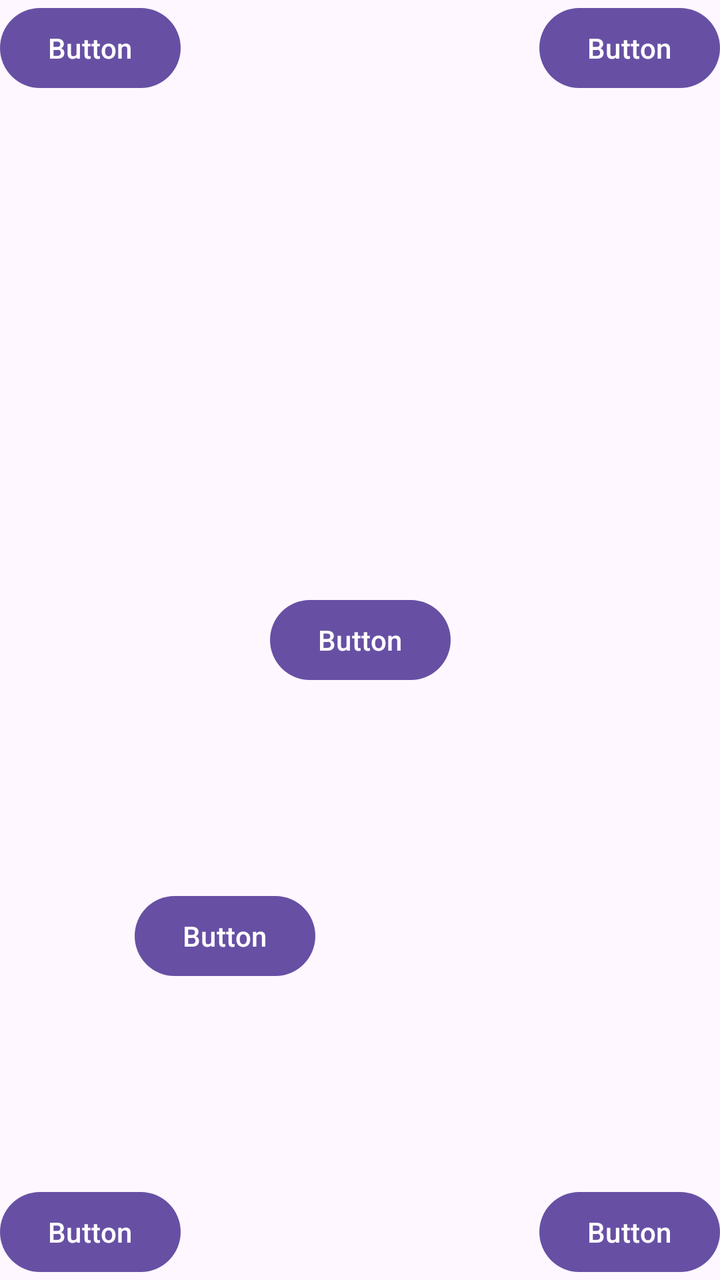
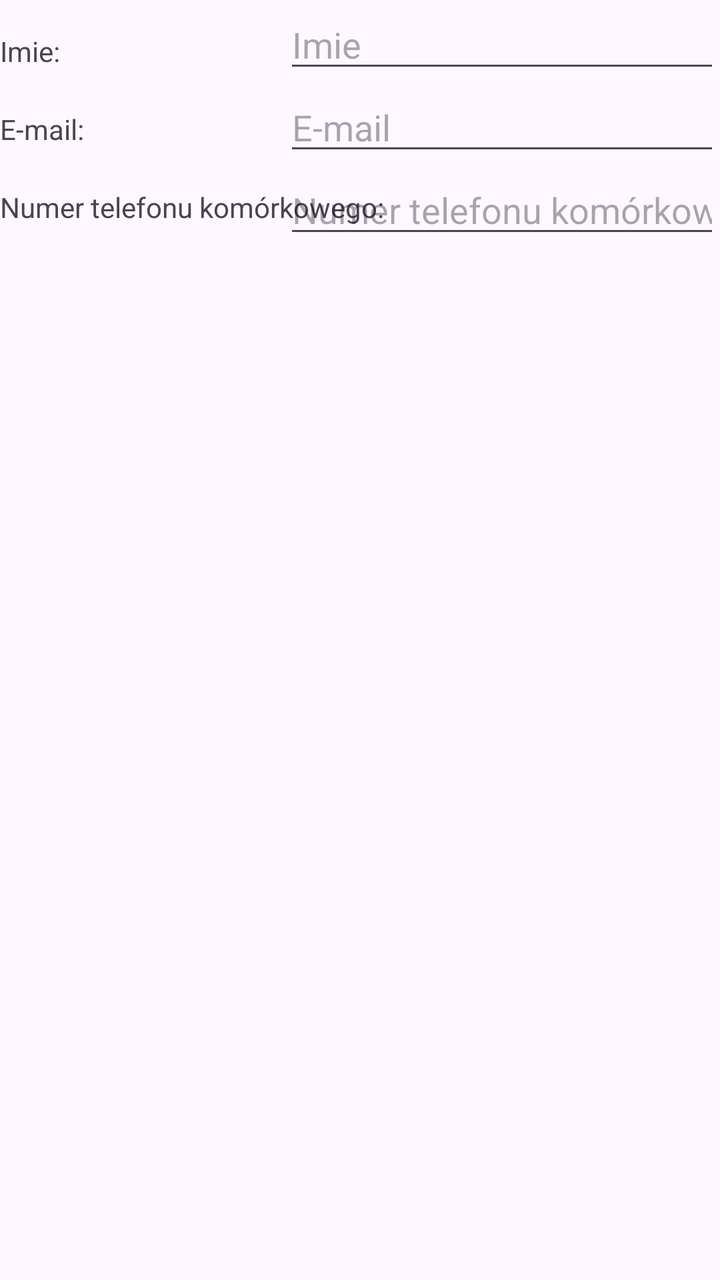

Two renders of the same Android screen: before a commit and after it. Below are the layout's source before the change and the commit's diff.
<!-- AndroidManifest.xml: application theme Theme.ConstraintLayout -->
<!-- res/layout/activity_main.xml -->
<?xml version="1.0" encoding="utf-8"?>
<androidx.constraintlayout.widget.ConstraintLayout xmlns:android="http://schemas.android.com/apk/res/android"
    xmlns:app="http://schemas.android.com/apk/res-auto"
    xmlns:tools="http://schemas.android.com/tools"
    android:id="@+id/main"
    android:layout_width="match_parent"
    android:layout_height="match_parent"
    tools:context=".MainActivity">

    <Button
        android:id="@+id/button"
        android:layout_width="wrap_content"
        android:layout_height="wrap_content"
        android:text="Button"
        app:layout_constraintStart_toStartOf="parent"
        app:layout_constraintTop_toTopOf="parent" />

    <Button
        android:id="@+id/button2"
        android:layout_width="wrap_content"
        android:layout_height="wrap_content"
        android:text="Button"
        app:layout_constraintEnd_toEndOf="parent"
        app:layout_constraintTop_toTopOf="parent" />

    <Button
        android:id="@+id/button3"
        android:layout_width="wrap_content"
        android:layout_height="wrap_content"
        android:text="Button"
        app:layout_constraintBottom_toBottomOf="parent"
        app:layout_constraintStart_toStartOf="parent" />

    <Button
        android:id="@+id/button4"
        android:layout_width="wrap_content"
        android:layout_height="wrap_content"
        android:text="Button"
        app:layout_constraintBottom_toBottomOf="parent"
        app:layout_constraintEnd_toEndOf="parent" />

    <Button
        android:id="@+id/button5"
        android:layout_width="wrap_content"
        android:layout_height="wrap_content"
        android:text="Button"
        app:layout_constraintBottom_toBottomOf="parent"
        app:layout_constraintEnd_toEndOf="parent"
        app:layout_constraintStart_toStartOf="parent"
        app:layout_constraintTop_toTopOf="parent" />

    <Button
        android:id="@+id/button6"
        android:layout_width="wrap_content"
        android:layout_height="wrap_content"
        app:layout_constraintHorizontal_bias="0.25"
        app:layout_constraintVertical_bias="0.75"
        android:text="Button"
        app:layout_constraintBottom_toBottomOf="parent"
        app:layout_constraintEnd_toEndOf="parent"
        app:layout_constraintStart_toStartOf="parent"
        app:layout_constraintTop_toTopOf="parent" />
</androidx.constraintlayout.widget.ConstraintLayout>
<!-- resources referenced by this layout -->
<resources>
  <style name="Theme.ConstraintLayout" parent="Base.Theme.ConstraintLayout" />
  <style name="Base.Theme.ConstraintLayout" parent="Theme.Material3.DayNight.NoActionBar">
          
          
      </style>
</resources>

<!-- the commit's change to res/layout/activity_main.xml (unified diff, before → after) -->
@@ -7,57 +7,75 @@
     android:layout_height="match_parent"
     tools:context=".MainActivity">
 
-    <Button
-        android:id="@+id/button"
-        android:layout_width="wrap_content"
-        android:layout_height="wrap_content"
-        android:text="Button"
+
+    <TextView
+        android:id="@+id/tvName"
+        android:layout_width="54dp"
+        android:layout_height="21dp"
+        android:layout_marginTop="16dp"
+        android:text="@string/tv_name"
         app:layout_constraintStart_toStartOf="parent"
         app:layout_constraintTop_toTopOf="parent" />
 
-    <Button
-        android:id="@+id/button2"
+    <TextView
+        android:id="@+id/tvEmail"
         android:layout_width="wrap_content"
         android:layout_height="wrap_content"
-        android:text="Button"
+        android:layout_marginTop="18dp"
+        android:text="@string/tv_email"
+        app:layout_constraintStart_toStartOf="parent"
+        app:layout_constraintTop_toBottomOf="@+id/tvName" />
+
+    <TextView
+        android:id="@+id/tvPhoneNr"
+        android:layout_width="wrap_content"
+        android:layout_height="wrap_content"
+        android:layout_marginTop="20dp"
+        android:text="@string/tv_phone_nr"
+        app:layout_constraintStart_toStartOf="parent"
+        app:layout_constraintTop_toBottomOf="@+id/tvEmail" />
+
+    <androidx.constraintlayout.widget.Barrier
+        android:id="@+id/barrierLabels"
+        android:layout_width="wrap_content"
+        android:layout_height="wrap_content"
+        app:barrierDirection="end"
+        app:constraint_referenced_ids="tvName,tvEmail,tvPhoneNr" />
+
+    <EditText
+        android:id="@+id/etName"
+        android:layout_width="218dp"
+        android:layout_height="wrap_content"
+        android:autofillHints="emailAddress"
+        android:hint="@string/et_name"
+        android:imeOptions="actionNext"
+        android:inputType="textPersonName"
+        android:maxLines="1"
         app:layout_constraintEnd_toEndOf="parent"
         app:layout_constraintTop_toTopOf="parent" />
 
-    <Button
-        android:id="@+id/button3"
-        android:layout_width="wrap_content"
+    <EditText
+        android:id="@+id/etEmail"
+        android:layout_width="218dp"
         android:layout_height="wrap_content"
-        android:text="Button"
-        app:layout_constraintBottom_toBottomOf="parent"
-        app:layout_constraintStart_toStartOf="parent" />
+        android:autofillHints="emailAddress"
+        android:hint="@string/et_email"
+        android:imeOptions="actionNext"
+        android:inputType="textEmailAddress"
+        android:maxLines="1"
+        app:layout_constraintEnd_toEndOf="parent"
+        app:layout_constraintTop_toBottomOf="@+id/etName" />
 
-    <Button
-        android:id="@+id/button4"
-        android:layout_width="wrap_content"
+    <EditText
+        android:id="@+id/etPhoneNr"
+        android:layout_width="218dp"
         android:layout_height="wrap_content"
-        android:text="Button"
-        app:layout_constraintBottom_toBottomOf="parent"
-        app:layout_constraintEnd_toEndOf="parent" />
+        android:autofillHints="emailAddress"
+        android:hint="@string/et_phone_nr"
+        android:imeOptions="actionNext"
+        android:inputType="phone"
+        android:maxLines="1"
+        app:layout_constraintEnd_toEndOf="parent"
+        app:layout_constraintTop_toBottomOf="@+id/etEmail" />
 
-    <Button
-        android:id="@+id/button5"
-        android:layout_width="wrap_content"
-        android:layout_height="wrap_content"
-        android:text="Button"
-        app:layout_constraintBottom_toBottomOf="parent"
-        app:layout_constraintEnd_toEndOf="parent"
-        app:layout_constraintStart_toStartOf="parent"
-        app:layout_constraintTop_toTopOf="parent" />
-
-    <Button
-        android:id="@+id/button6"
-        android:layout_width="wrap_content"
-        android:layout_height="wrap_content"
-        app:layout_constraintHorizontal_bias="0.25"
-        app:layout_constraintVertical_bias="0.75"
-        android:text="Button"
-        app:layout_constraintBottom_toBottomOf="parent"
-        app:layout_constraintEnd_toEndOf="parent"
-        app:layout_constraintStart_toStartOf="parent"
-        app:layout_constraintTop_toTopOf="parent" />
 </androidx.constraintlayout.widget.ConstraintLayout>
<!-- resource entries referenced after the edit -->
@@ -1,5 +1,11 @@
 <!-- resources referenced by this layout -->
 <resources>
+  <string name="et_email">E-mail</string>
+  <string name="et_name">Imie</string>
+  <string name="et_phone_nr">Numer telefonu komórkowego</string>
+  <string name="tv_email">E-mail:</string>
+  <string name="tv_name">Imie:</string>
+  <string name="tv_phone_nr">Numer telefonu komórkowego:</string>
   <style name="Theme.ConstraintLayout" parent="Base.Theme.ConstraintLayout" />
   <style name="Base.Theme.ConstraintLayout" parent="Theme.Material3.DayNight.NoActionBar">
           
